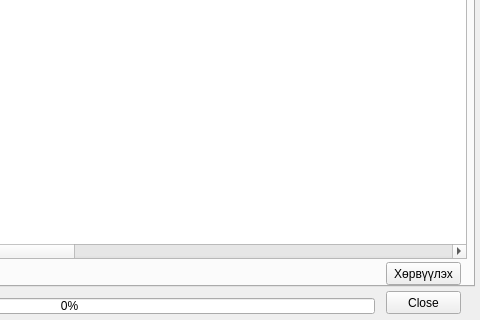
Before: the Qt Designer form view/PdfInsertDialog.ui in teamlm2/lm2_mgis, drawn with Qt 5; both pictures show x 246 to 726 and y 229 to 549 of the 726 by 549 pixel window.
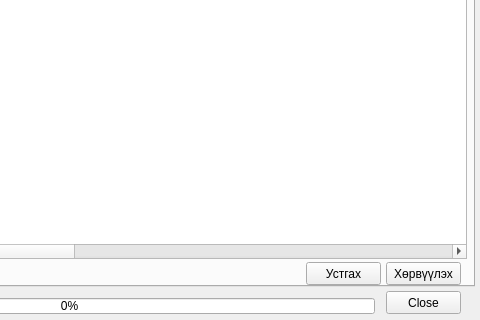
After: the same form once the commit is applied. Icons and pictures are not drawn.

```diff
--- a/view/PdfInsertDialog.ui
+++ b/view/PdfInsertDialog.ui
@@ -491,6 +491,19 @@
       <string>Хөрвүүлэх</string>
      </property>
     </widget>
+    <widget class="QPushButton" name="delete_data_button">
+     <property name="geometry">
+      <rect>
+       <x>540</x>
+       <y>460</y>
+       <width>75</width>
+       <height>23</height>
+      </rect>
+     </property>
+     <property name="text">
+      <string>Устгах</string>
+     </property>
+    </widget>
    </widget>
   </widget>
   <widget class="QPushButton" name="close_button">
```
